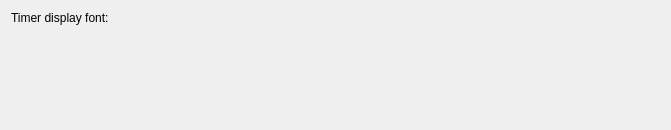
Qt form widgets/fontsettings.ui (KDE/kronometer) before a commit.
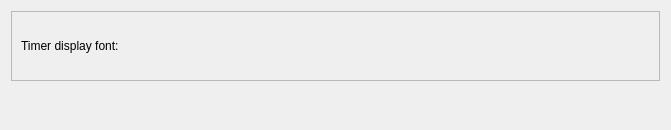
The same form after that commit. Custom widgets are drawn as their Qt base class.

Commit message: Fixed settings layouts

Diff of the .ui file:
```diff
--- a/widgets/fontsettings.ui
+++ b/widgets/fontsettings.ui
@@ -15,6 +15,21 @@
   </property>
   <layout class="QGridLayout" name="gridLayout_2">
    <item row="0" column="0">
+    <widget class="QScrollArea" name="scrollArea">
+     <property name="widgetResizable">
+      <bool>true</bool>
+     </property>
+     <widget class="QWidget" name="scrollAreaWidgetContents">
+      <property name="geometry">
+       <rect>
+        <x>-14</x>
+        <y>0</y>
+        <width>671</width>
+        <height>91</height>
+       </rect>
+      </property>
+      <layout class="QHBoxLayout" name="horizontalLayout">
+       <item>
     <widget class="QLabel" name="label">
      <property name="text">
       <string>Timer display font: </string>
@@ -24,7 +39,7 @@
      </property>
     </widget>
    </item>
-   <item row="0" column="1">
+       <item>
     <widget class="KFontRequester" name="kcfg_displayFont">
      <property name="font">
       <font>
@@ -37,7 +52,11 @@
      </property>
     </widget>
    </item>
-   <item row="1" column="1">
+      </layout>
+     </widget>
+    </widget>
+   </item>
+   <item row="1" column="0">
     <spacer name="verticalSpacer">
      <property name="orientation">
       <enum>Qt::Vertical</enum>
```
Lines whose indentation alone changed are shown as unchanged. The commit also changes 1 other file.
